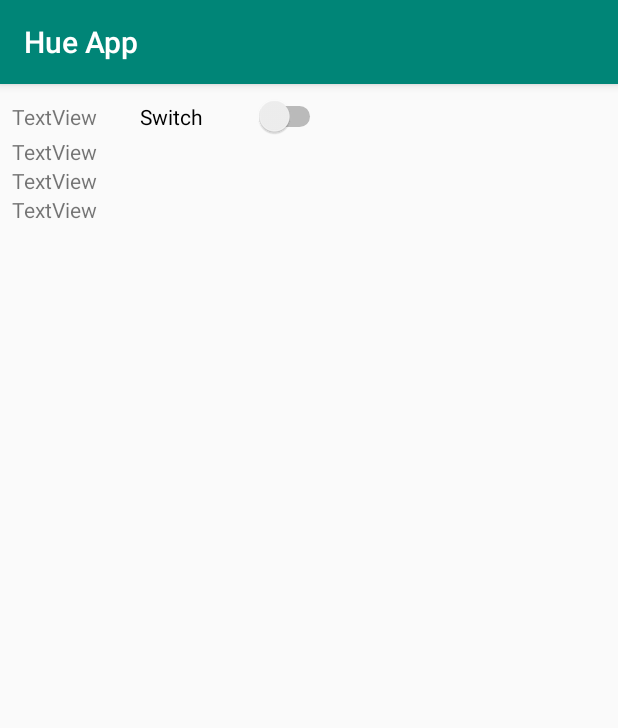
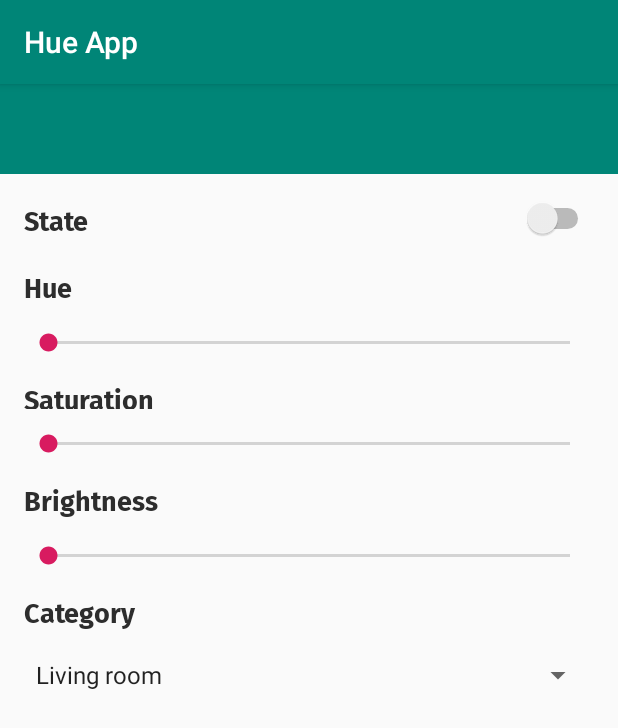
Before and after one commit to Patrick265/Collection-Android-Applications, an Android app: the Activity_detailed screen opened directly, with no data from a screen before it, on a phone screen of 412 x 824 dp. Shown: the top 728 px of the screen. Run offline under Robolectric (Android 15) with nearby library versions, the phone set to English and light mode, and no system bars; our stand-ins replace Volley; network calls fail; 5 statements that could not run were skipped.

Commit message:
[Updated] the detailed resource, linking to volley not done yet

```diff
--- a/HueApp/app/src/main/java/com/ptp2/hueapp/Activity_detailed.java
+++ b/HueApp/app/src/main/java/com/ptp2/hueapp/Activity_detailed.java
@@ -3,17 +3,32 @@ package com.ptp2.hueapp;
 import android.content.Intent;
 import android.support.v7.app.AppCompatActivity;
 import android.os.Bundle;
-import android.widget.CompoundButton;
+import android.widget.ArrayAdapter;
+import android.widget.EditText;
+import android.widget.SeekBar;
+import android.widget.Spinner;
 import android.widget.Switch;
-import android.widget.TextView;
 
 import com.ptp2.hueapp.model.Light;
 import com.ptp2.hueapp.volley.VolleyService;
 
+import java.util.ArrayList;
+import java.util.List;
+
 public class Activity_detailed extends AppCompatActivity {
 
-    Light light;
-    VolleyService volleyService;
+    private SeekBar hueBar;
+    private SeekBar saturationBar;
+    private SeekBar brightnessBar;
+    private EditText lightName;
+    private Switch lightSwitch;
+
+    private Light light;
+    private VolleyService volleyService;
+
+    private List<String> categories;
+    private Spinner spinner;
+    private ArrayAdapter<String> adapter;
 
     @Override
     protected void onCreate(Bundle savedInstanceState) {
@@ -24,26 +39,49 @@ public class Activity_detailed extends AppCompatActivity {
 
         Intent intent = getIntent();
         light = (Light) intent.getSerializableExtra("LIGHT");
+        initalise();
+        initaliseSpinner();
+    }
 
-        TextView saturation = findViewById(R.id.txt_sat);
-        TextView hue = findViewById(R.id.txt_hue);
-        TextView brightness = findViewById(R.id.txt_bri);
-        TextView state = findViewById(R.id.txt_state);
-        Switch aSwitch = findViewById(R.id.state_switch);
+    private void initalise() {
+        this.hueBar = findViewById(R.id.detailed_seekbar_hue);
+        this.saturationBar = findViewById(R.id.detailed_seekbar_saturation);
+        this.brightnessBar = findViewById(R.id.detailed_seekbar_brightness);
+        this.lightName = findViewById(R.id.detailed_light_name);
+        this.lightSwitch = findViewById(R.id.detailed_state_switch);
 
-        saturation.setText(String.valueOf(light.getSaturation()));
-        hue.setText(String.valueOf(light.getHue()));
-        brightness.setText(String.valueOf(light.getBrightness()));
-        state.setText(String.valueOf(light.isTurnedOn()));
-        aSwitch.setChecked(light.isTurnedOn());
+        this.hueBar.setProgress(this.light.getHue() / 182);
+        this.saturationBar.setProgress((int) (this.light.getSaturation() / 2.55));
+        this.brightnessBar.setProgress((int) (this.light.getBrightness() / 2.55));
 
-        aSwitch.setOnCheckedChangeListener((compoundButton, b) -> {
+        if(this.light.getName() != null ) {
+            this.lightName.setText(this.light.getName());
+        } else {
+            this.lightName.setText("");
+        }
+
+
+        this.lightSwitch.setChecked(light.isTurnedOn());
+
+        this.lightSwitch.setOnCheckedChangeListener((compoundButton, b) -> {
             if(volleyService.turnOn(light,b))
             {
                 light.setTurnedOn(b);
             }
         });
+    }
 
+    public void initaliseSpinner() {
+
+        this.spinner = findViewById(R.id.detailed_spinner_category);
+        this.categories = new ArrayList<>();
+        this.categories.add("Living room");
+        this.categories.add("Kitchen");
+        this.categories.add("Bedroom");
+        this.categories.add("unassigned");
+        this.adapter = new ArrayAdapter<>(this, android.R.layout.simple_spinner_item, this.categories);
+        this.adapter.setDropDownViewResource(android.R.layout.simple_spinner_dropdown_item);
+        this.spinner.setAdapter(this.adapter);
 
     }
 }
--- a/HueApp/app/src/main/java/com/ptp2/hueapp/MainActivity.java
+++ b/HueApp/app/src/main/java/com/ptp2/hueapp/MainActivity.java
@@ -1,19 +1,15 @@
 package com.ptp2.hueapp;
 
 import android.support.design.widget.TabLayout;
-import android.support.v4.app.Fragment;
 import android.support.v4.view.ViewPager;
 import android.support.v7.app.AppCompatActivity;
 import android.os.Bundle;
-import android.util.Log;
 import android.widget.Button;
 
 import com.ptp2.hueapp.layout.adapter.PageAdapter;
 import com.ptp2.hueapp.layout.fragment.allLights_fragment;
 import com.ptp2.hueapp.volley.VolleyService;
 
-import java.util.ArrayList;
-import java.util.List;
 
 public class MainActivity extends AppCompatActivity {
 
@@ -23,6 +19,7 @@ public class MainActivity extends AppCompatActivity {
     private ViewPager viewPager;
     private PageAdapter pageAdapter;
     private allLights_fragment allFragment;
+
 
     @Override
     protected void onCreate(Bundle savedInstanceState) {
--- a/HueApp/app/src/main/java/com/ptp2/hueapp/volley/VolleyService.java
+++ b/HueApp/app/src/main/java/com/ptp2/hueapp/volley/VolleyService.java
@@ -42,7 +42,7 @@ public class VolleyService {
         this.lights = new ArrayList<>();
         this.context = context;
         this.portNumber = 80;
-        this.url = "http://192.168.0.102" + "/api/";
+        this.url = "http://192.168.2.105" + "/api/";
         this.linked = false;
         this.username = null;
         this.fragments = new ArrayList<>();
--- a/HueApp/app/src/main/res/layout/activity_detailed.xml
+++ b/HueApp/app/src/main/res/layout/activity_detailed.xml
@@ -6,75 +6,140 @@
     android:layout_height="match_parent"
     tools:context=".Activity_detailed">
 
-    <LinearLayout
+    <FrameLayout
+        android:id="@+id/frameLayout"
         android:layout_width="0dp"
-        android:layout_height="0dp"
-        android:layout_marginStart="8dp"
-        android:layout_marginTop="8dp"
-        android:layout_marginEnd="8dp"
-        android:layout_marginBottom="8dp"
-        android:orientation="vertical"
-        app:layout_constraintBottom_toBottomOf="parent"
+        android:layout_height="60dp"
+        android:background="@color/colorPrimary"
         app:layout_constraintEnd_toEndOf="parent"
         app:layout_constraintStart_toStartOf="parent"
         app:layout_constraintTop_toTopOf="parent">
 
-        <TableLayout
+        <android.support.constraint.ConstraintLayout
             android:layout_width="match_parent"
             android:layout_height="match_parent">
 
-            <TableRow
-                android:layout_width="195dp"
-                android:layout_height="match_parent">
+            <EditText
+                android:id="@+id/detailed_light_name"
+                android:layout_width="0dp"
+                android:layout_height="wrap_content"
+                android:layout_marginStart="16dp"
+                android:layout_marginTop="16dp"
+                android:layout_marginEnd="16dp"
+                android:background="@android:color/transparent"
+                android:inputType="textPersonName"
+                android:text="LightName"
+                android:textColor="@color/colorSelectedTab"
+                android:textAppearance="@style/DetailedTextWhite"
+                app:layout_constraintEnd_toEndOf="parent"
+                app:layout_constraintStart_toStartOf="parent"
+                app:layout_constraintTop_toTopOf="parent" />
+        </android.support.constraint.ConstraintLayout>
+
+    </FrameLayout>
 
     <TextView
-                    android:id="@+id/txt_state"
-                    android:layout_width="85dp"
+        android:id="@+id/detailed_txt_state"
+        android:layout_width="0dp"
         android:layout_height="wrap_content"
-                    android:text="TextView" />
+        android:layout_marginStart="16dp"
+        android:layout_marginTop="16dp"
+        android:layout_marginEnd="16dp"
+        android:text="@string/state"
+        android:textAppearance="@style/DetailedText"
+        app:layout_constraintEnd_toStartOf="@+id/detailed_state_switch"
+        app:layout_constraintStart_toStartOf="parent"
+        app:layout_constraintTop_toBottomOf="@+id/frameLayout" />
 
     <Switch
-                    android:id="@+id/state_switch"
+        android:id="@+id/detailed_state_switch"
         style="@android:style/Widget.Material.CompoundButton.Switch"
-                    android:layout_width="124dp"
+        android:layout_width="0dp"
         android:layout_height="wrap_content"
-                    android:text="Switch" />
-
-            </TableRow>
-
-            <TableRow
-                android:layout_width="match_parent"
-                android:layout_height="match_parent" >
+        android:layout_marginStart="16dp"
+        android:layout_marginEnd="16dp"
+        app:layout_constraintEnd_toEndOf="parent"
+        app:layout_constraintStart_toEndOf="@+id/detailed_txt_state"
+        app:layout_constraintTop_toTopOf="@+id/detailed_txt_state" />
 
     <TextView
-                    android:id="@+id/txt_hue"
-                    android:layout_width="match_parent"
+        android:id="@+id/detailed_txt_hue"
+        android:layout_width="wrap_content"
         android:layout_height="wrap_content"
-                    android:text="TextView" />
-            </TableRow>
+        android:layout_marginTop="16dp"
+        android:text="Hue"
+        android:textAppearance="@style/DetailedText"
+        app:layout_constraintStart_toStartOf="@+id/detailed_txt_state"
+        app:layout_constraintTop_toBottomOf="@+id/detailed_txt_state" />
 
-            <TableRow
-                android:layout_width="match_parent"
-                android:layout_height="match_parent" >
+    <SeekBar
+        android:id="@+id/detailed_seekbar_hue"
+        android:layout_width="0dp"
+        android:layout_height="14dp"
+        android:layout_marginTop="16dp"
+        android:max="360"
+        app:layout_constraintEnd_toEndOf="@+id/detailed_state_switch"
+        app:layout_constraintStart_toStartOf="@+id/detailed_txt_hue"
+        app:layout_constraintTop_toBottomOf="@+id/detailed_txt_hue" />
 
     <TextView
-                    android:id="@+id/txt_bri"
-                    android:layout_width="match_parent"
-                    android:layout_height="wrap_content"
-                    android:text="TextView" />
-            </TableRow>
+        android:id="@+id/detailed_txt_saturation"
+        android:layout_width="wrap_content"
+        android:layout_height="21dp"
+        android:layout_marginTop="16dp"
+        android:text="Saturation"
+        android:textAppearance="@style/DetailedText"
+        app:layout_constraintStart_toStartOf="@+id/detailed_txt_state"
+        app:layout_constraintTop_toBottomOf="@+id/detailed_seekbar_hue" />
 
-            <TableRow
-                android:layout_width="match_parent"
-                android:layout_height="match_parent" >
+    <SeekBar
+        android:id="@+id/detailed_seekbar_saturation"
+        android:layout_width="0dp"
+        android:layout_height="14dp"
+        android:layout_marginTop="16dp"
+        android:max="360"
+        app:layout_constraintEnd_toEndOf="@+id/detailed_seekbar_hue"
+        app:layout_constraintStart_toStartOf="@+id/detailed_txt_hue"
+        app:layout_constraintTop_toBottomOf="@+id/detailed_txt_saturation" />
 
     <TextView
-                    android:id="@+id/txt_sat"
-                    android:layout_width="match_parent"
+        android:id="@+id/detailed_txt_brightness"
+        android:layout_width="wrap_content"
         android:layout_height="wrap_content"
-                    android:text="TextView" />
-            </TableRow>
-        </TableLayout>
+        android:layout_marginTop="16dp"
+        android:text="Brightness"
+        android:textAppearance="@style/DetailedText"
+        app:layout_constraintStart_toStartOf="@+id/detailed_txt_state"
+        app:layout_constraintTop_toBottomOf="@+id/detailed_seekbar_saturation" />
 
-    </LinearLayout>
+    <SeekBar
+        android:id="@+id/detailed_seekbar_brightness"
+        android:layout_width="0dp"
+        android:layout_height="14dp"
+        android:layout_marginTop="16dp"
+        android:max="360"
+        app:layout_constraintEnd_toEndOf="@+id/detailed_seekbar_saturation"
+        app:layout_constraintStart_toStartOf="@+id/detailed_txt_hue"
+        app:layout_constraintTop_toBottomOf="@+id/detailed_txt_brightness" />
+
+    <Spinner
+        android:id="@+id/detailed_spinner_category"
+        android:layout_width="0dp"
+        android:layout_height="wrap_content"
+        android:layout_marginTop="16dp"
+        app:layout_constraintEnd_toEndOf="@+id/detasiled_txt_Category"
+        app:layout_constraintStart_toStartOf="@+id/detasiled_txt_Category"
+        app:layout_constraintTop_toBottomOf="@+id/detasiled_txt_Category" />
+
+    <TextView
+        android:id="@+id/detasiled_txt_Category"
+        android:layout_width="0dp"
+        android:layout_height="wrap_content"
+        android:layout_marginTop="16dp"
+        android:text="Category"
+        android:textAppearance="@style/DetailedText"
+        app:layout_constraintEnd_toEndOf="@+id/detailed_seekbar_brightness"
+        app:layout_constraintStart_toStartOf="@+id/detailed_seekbar_brightness"
+        app:layout_constraintTop_toBottomOf="@+id/detailed_seekbar_brightness" />
+
 </android.support.constraint.ConstraintLayout>
--- a/HueApp/app/src/main/res/values/colors.xml
+++ b/HueApp/app/src/main/res/values/colors.xml
@@ -5,4 +5,5 @@
     <color name="colorAccent">#D81B60</color>
     <color name="colorText">#c8c8c8</color>
     <color name="colorSelectedTab">#ebebeb</color>
+    <color name="colorTextBlack">#2d2d2d</color>
 </resources>
--- a/HueApp/app/src/main/res/values/strings.xml
+++ b/HueApp/app/src/main/res/values/strings.xml
@@ -5,4 +5,5 @@
     <string name="bedroom">Bedroom</string>
     <string name="kitchen">Kitchen</string>
     <string name="pair">Pair</string>
+    <string name="state">State</string>
 </resources>
--- a/HueApp/app/src/main/res/values/styles.xml
+++ b/HueApp/app/src/main/res/values/styles.xml
@@ -15,5 +15,19 @@
         <item name="android:fontFamily">@font/fira_sans_bold</item>
     </style>
 
+    <style name="DetailedText" parent="Theme.AppCompat.Light.DarkActionBar">
+        <item name="android:textSize">18sp</item>
+        <item name="android:textColor">@color/colorTextBlack</item>
+        <item name="android:textAllCaps">false</item>
+        <item name="android:fontFamily">@font/fira_sans_bold</item>
+    </style>
+
+    <style name="DetailedTextWhite" parent="Theme.AppCompat.Light.DarkActionBar">
+        <item name="android:textSize">18sp</item>
+        <item name="android:textColor">@color/colorText</item>
+        <item name="android:textAllCaps">false</item>
+        <item name="android:fontFamily">@font/fira_sans_bold</item>
+    </style>
+
 
 </resources>
```
Lines whose indentation alone changed are shown as unchanged.
